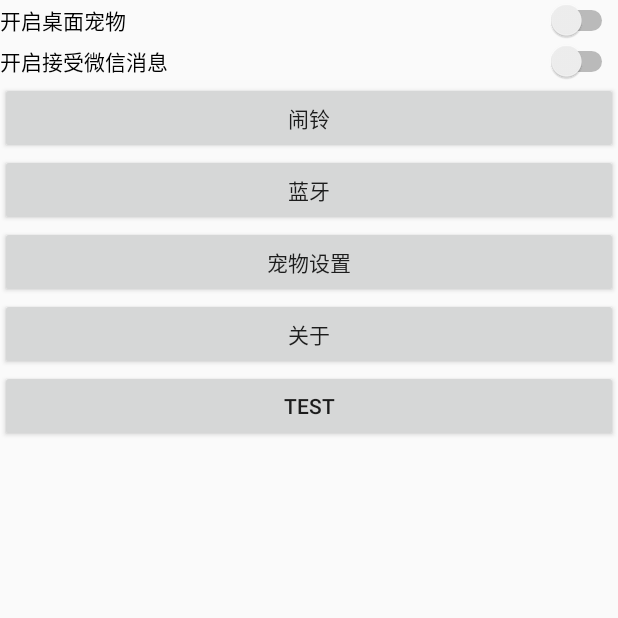
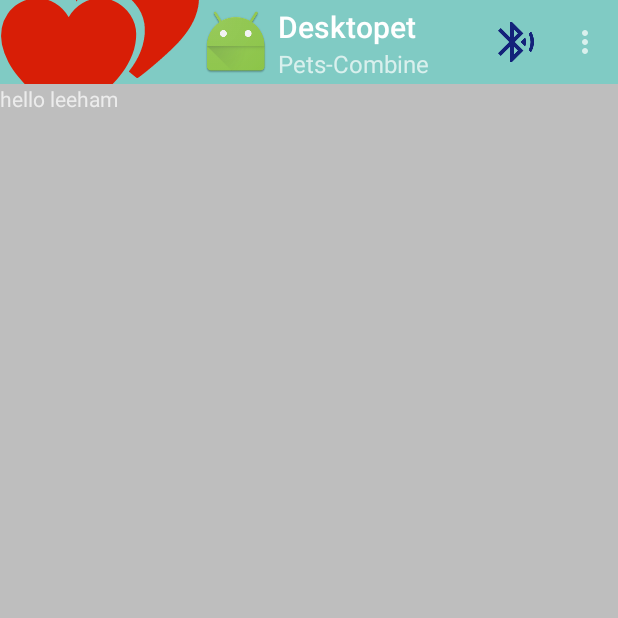
Before and after one commit to youzeFix/Desktopet, an Android app: the screen it shows after launch (MainActivity before the commit, CombineActivity after it), after a tap on "蓝牙", on a phone screen of 412 x 824 dp, the top half of it. Run offline under Robolectric (Android 15) with nearby library versions, the phone set to English and light mode, and no system bars; 1 statement that could not run was skipped.

Commit message:
first commit 2017/05/05

```diff
--- a/app/src/main/AndroidManifest.xml
+++ b/app/src/main/AndroidManifest.xml
@@ -20,6 +20,11 @@
         <service android:name=".service.PetFreeService"
             android:enabled="true"
             android:exported="true"/>
+
+        <activity android:name=".BluetoothCombine.CombineActivity"
+            android:label="combine"
+            android:theme="@style/CombineTheme"/>
+
     </application>
 
 </manifest>
--- /dev/null
+++ b/app/src/main/java/cn/xd/desktopet/BluetoothCombine/CombineActivity.java
@@ -0,0 +1,73 @@
+package cn.xd.desktopet.BluetoothCombine;
+
+import android.os.Bundle;
+import android.support.annotation.Nullable;
+import android.support.v7.app.AppCompatActivity;
+import android.support.v7.widget.Toolbar;
+import android.util.Log;
+import android.view.Menu;
+import android.view.MenuItem;
+import android.widget.Toast;
+
+import cn.xd.desktopet.R;
+
+/**
+ * Created by LeeHam on 2017/5/5.
+ */
+
+public class CombineActivity extends AppCompatActivity {
+
+    public static final String TAG = "CombineActivity";
+
+    @Override
+    protected void onCreate(@Nullable Bundle savedInstanceState) {
+        Log.d(TAG,"here is running      1111111111111111111111111111111111111111111111111111");
+        super.onCreate(savedInstanceState);
+        setContentView(R.layout.combine_activity);
+
+        Toolbar combine_toolbar = (Toolbar)findViewById(R.id.combine_activity_toolbar);
+        combine_toolbar.setLogo(R.mipmap.ic_launcher);
+        combine_toolbar.setTitle("Desktopet");
+        combine_toolbar.setSubtitle("Pets-Combine");
+
+        setSupportActionBar(combine_toolbar);
+        combine_toolbar.setNavigationIcon(R.mipmap.bluetooth_combine);
+
+        combine_toolbar.setOnMenuItemClickListener(onMenuItemClickListener);
+
+    }
+
+    private Toolbar.OnMenuItemClickListener onMenuItemClickListener = new Toolbar.OnMenuItemClickListener() {
+        @Override
+        public boolean onMenuItemClick(MenuItem item) {
+            String msg = "";
+            switch (item.getItemId()){
+                case R.id.insecure_connect_scan:
+                    msg+="insecure scan";
+                    break;
+                case R.id.secure_connect_scan:
+                    msg+="secure scan";
+                    break;
+                case R.id.discoverable:
+                    msg+="make discoverable";
+                    break;
+            }
+            if(!msg.equals("")){
+                Toast.makeText(CombineActivity.this,msg,Toast.LENGTH_SHORT).show();
+            }
+            return true;
+        }
+    };
+
+    @Override
+    public boolean onCreateOptionsMenu(Menu menu) {
+        getMenuInflater().inflate(R.menu.combine_menu,menu);
+        return true;
+    }
+
+    @Override
+    public boolean onOptionsItemSelected(MenuItem item) {
+
+        return super.onOptionsItemSelected(item);
+    }
+}
--- a/app/src/main/java/cn/xd/desktopet/activity/MainActivity.java
+++ b/app/src/main/java/cn/xd/desktopet/activity/MainActivity.java
@@ -11,7 +11,7 @@ import android.widget.CompoundButton;
 import android.widget.Switch;
 import android.widget.Toast;
 
-
+import cn.xd.desktopet.BluetoothCombine.CombineActivity;
 import cn.xd.desktopet.R;
 import cn.xd.desktopet.control.MyWindowManager;
 import cn.xd.desktopet.control.PetControl;
@@ -136,6 +136,8 @@ public class MainActivity extends Activity{
             @Override
             public void onClick(View v) {
                 Toast.makeText(MainActivity.this, "点击蓝牙按钮", Toast.LENGTH_SHORT).show();
+                Intent intent = new Intent(MainActivity.this,CombineActivity.class);
+                startActivity(intent);
             }
         });
 
--- /dev/null
+++ b/app/src/main/res/layout/combine_activity.xml
@@ -0,0 +1,22 @@
+<?xml version="1.0" encoding="utf-8"?>
+<RelativeLayout xmlns:android="http://schemas.android.com/apk/res/android"
+    xmlns:tools="http://schemas.android.com/tools"
+    android:orientation="vertical"
+    android:layout_width="match_parent"
+    android:layout_height="match_parent"
+    tools:context=".BluetoothCombine.CombineActivity" >
+
+    <TextView
+        android:layout_below="@+id/combine_activity_toolbar"
+        android:text="hello leeham "
+        android:layout_width="wrap_content"
+        android:layout_height="wrap_content" />
+
+    <android.support.v7.widget.Toolbar
+        android:id="@+id/combine_activity_toolbar"
+        android:layout_height="?actionBarSize"
+        android:layout_width="match_parent"
+        android:background="?attr/colorPrimary">
+    </android.support.v7.widget.Toolbar>
+
+</RelativeLayout>
--- /dev/null
+++ b/app/src/main/res/menu/combine_menu.xml
@@ -0,0 +1,26 @@
+<?xml version="1.0" encoding="utf-8"?>
+<menu xmlns:android="http://schemas.android.com/apk/res/android"
+    xmlns:tools="http://schemas.android.com/tools"
+    xmlns:app="http://schemas.android.com/apk/res-auto"
+    tools:context=".BluetoothCombine.CombineActivity">
+
+    <item android:id="@+id/secure_connect_scan"
+        android:title="Connect a device - Secure"
+        android:orderInCategory="100"
+        android:icon="@drawable/bluetooth_scan"
+        app:showAsAction="ifRoom"/>
+
+
+    <item android:id="@+id/insecure_connect_scan"
+        android:title="Connect a device - Insecure"
+        android:orderInCategory="80"
+        app:showAsAction = "never"/>
+
+    <item
+        android:id="@+id/discoverable"
+        android:title="Make discoverable"
+        android:orderInCategory="90"
+        app:showAsAction="never"/>
+
+
+</menu>
--- /dev/null
+++ b/app/src/main/res/values-v21/styles.xml
@@ -0,0 +1,6 @@
+<?xml version="1.0" encoding="utf-8"?>
+<resources xmlns:tools="http://schemas.android.com/tools">
+    <style name="CombineTheme" parent="AppTheme.Base">
+        <item name="android:navigationBarColor" tools:targetApi="lollipop">@color/accent_material_light</item>
+    </style>
+</resources>
--- a/app/src/main/res/values/styles.xml
+++ b/app/src/main/res/values/styles.xml
@@ -8,4 +8,16 @@
         <item name="colorAccent">@color/colorAccent</item>
     </style>
 
+    <style name="CombineTheme" parent="AppTheme.Base">
+
+    </style>
+
+    <style name="AppTheme.Base" parent="Theme.AppCompat">
+        <item name="windowActionBar">false</item>
+        <item name="windowNoTitle">true</item>
+        <item name="colorPrimary">@color/accent_material_dark</item>
+        <item name="colorPrimaryDark">@color/accent_material_light</item>
+        <item name="android:windowBackground">@color/dim_foreground_material_dark</item>
+    </style>
+
 </resources>
```
Also changed, not shown: app/src/main/res/drawable/bluetooth_scan.png (added), app/src/main/res/mipmap-hdpi/bluetooth_combine.png (added), app/src/main/res/mipmap-mdpi/bluetooth_combine.png (added), app/src/main/res/mipmap-xhdpi/bluetooth_combine.png (added), app/src/main/res/mipmap-xxhdpi/bluetooth_combine.png (added), app/src/main/res/mipmap-xxxhdpi/bluetooth_combine.png (added).
